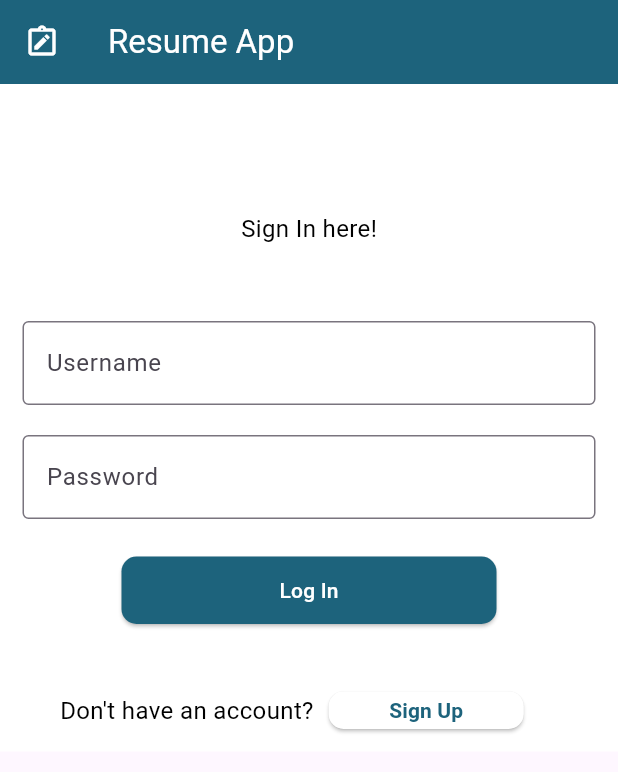
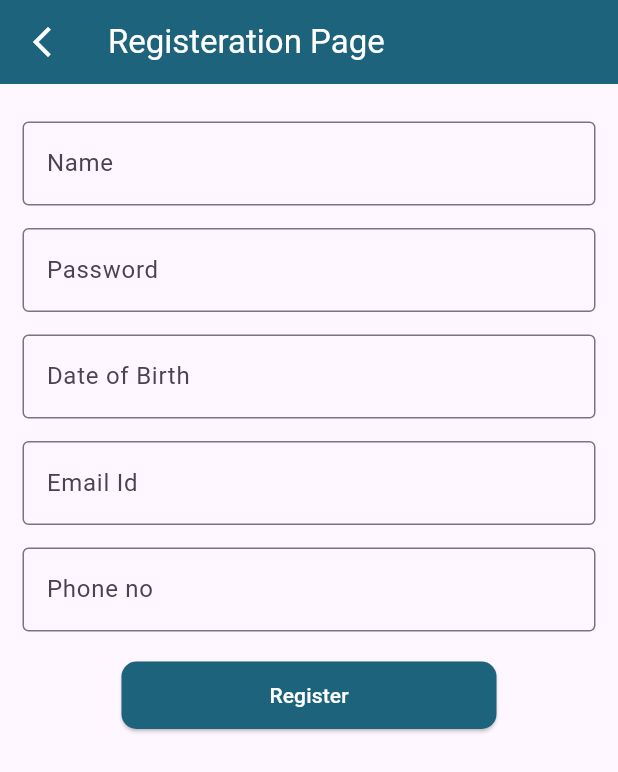
Before and after one commit to suhaila273/resume_app_frontend, a Flutter app: the screen it shows after launch, after a tap on "Sign Up", on a phone screen of 412 x 824 dp. Shown: the top 772 px of the screen. Run offline on Flutter 3.47's test engine with Material 3 defaults, Android fonts, the phone set to English and light mode, and no system bars.

Commit message:
register successful

```diff
--- a/lib/Pages/login_page.dart
+++ b/lib/Pages/login_page.dart
@@ -1,4 +1,5 @@
 import 'package:flutter/material.dart';
+import 'package:resume_app/Pages/register_page.dart';
 import 'package:resume_app/Services/userService.dart';
 
 class LoginPage extends StatefulWidget {
@@ -104,7 +105,7 @@ class _LoginPageState extends State<LoginPage> {
                             )
                         ),
                         onPressed: (){
-                         // Navigator.push(context, MaterialPageRoute(builder: (context)=>));
+                          Navigator.push(context, MaterialPageRoute(builder: (context)=>RegisterPage()));
                         }, child:Text("Sign Up",style: TextStyle(fontWeight: FontWeight.bold),)),
                   ),
                 ],
--- /dev/null
+++ b/lib/Pages/register_page.dart
@@ -0,0 +1,118 @@
+import 'package:flutter/material.dart';
+import 'package:resume_app/Services/userService.dart';
+
+class RegisterPage extends StatefulWidget {
+  const RegisterPage({super.key});
+
+  @override
+  State<RegisterPage> createState() => _RegisterPageState();
+}
+
+class _RegisterPageState extends State<RegisterPage> {
+  TextEditingController name1= new TextEditingController();
+  TextEditingController password1= new TextEditingController();
+  TextEditingController dob1= new TextEditingController();
+  TextEditingController email1= new TextEditingController();
+  TextEditingController phone1= new TextEditingController();
+
+  void SendValuesToApiRegister() async {
+
+    final response = await UserApiService().sendData(
+        name1.text,
+        password1.text,
+        dob1.text,
+        email1.text,
+        phone1.text);
+    if(response["status"]=="success")
+    {
+      print("successfully registerd");
+    }
+    else
+    {
+      print("Error");
+    }
+
+  }
+  @override
+  Widget build(BuildContext context) {
+    return MaterialApp(
+      home: Scaffold(
+        appBar: AppBar(
+          leading: IconButton(onPressed: (){Navigator.pop(context);},
+              icon: Icon(Icons.arrow_back_ios_new,color: Colors.white,)),
+          title: Text("Registeration Page",style: TextStyle(color: Colors.white),),
+          backgroundColor: Color(0xFF1D637C),
+        ),
+        body: SingleChildScrollView(
+          child: Container(
+            padding: EdgeInsets.all(15),
+            width: double.infinity,
+            child: Column(
+              children: [
+                SizedBox(height: 10,),
+                TextField(
+                  controller: name1,
+                  decoration: InputDecoration(
+                      labelText: "Name",
+                      hintText: "Enter your name",
+                      border: OutlineInputBorder()
+                  ),
+                ),
+                SizedBox(height: 15,),
+                TextField(
+                  controller: password1,
+                  decoration: InputDecoration(
+                      labelText: "Password",
+                      hintText: "Enter password",
+                      border: OutlineInputBorder()
+                  ),
+                ),
+                SizedBox(height: 15,),
+                TextField(
+                  controller: dob1,
+                  decoration: InputDecoration(
+                      labelText: "Date of Birth",
+                      hintText: "Enter your dob",
+                      border: OutlineInputBorder()
+                  ),
+                ),
+                SizedBox(height: 15,),
+                TextField(
+                  controller: email1,
+                  decoration: InputDecoration(
+                      labelText: "Email Id",
+                      hintText: "Enter your email id",
+                      border: OutlineInputBorder()
+                  ),
+                ),
+                SizedBox(height: 15,),
+                TextField(
+                  controller: phone1,
+                  decoration: InputDecoration(
+                      labelText: "Phone no",
+                      hintText: "Enter phone no",
+                      border: OutlineInputBorder()
+                  ),
+                ),
+                SizedBox(height: 20,),
+                SizedBox(
+                    height: 45,
+                    width: 250,
+                    child: ElevatedButton(
+                        style: ElevatedButton.styleFrom(
+                            backgroundColor: Color(0xFF1D637C),
+                            foregroundColor: Colors.white,
+                            shape: RoundedRectangleBorder(
+                                borderRadius: BorderRadius.circular(10)
+                            )
+                        ),
+                        onPressed: SendValuesToApiRegister, child: Text("Register"))),
+              ],
+            ),
+          ),
+        ),
+
+      ),
+    );
+  }
+}
--- a/lib/Services/userService.dart
+++ b/lib/Services/userService.dart
@@ -23,5 +23,31 @@ class UserApiService {
       throw Exception("failed to login");
     }
   }
+  Future<dynamic> sendData(String username,String password, String dob,
+      String email,String phone) async
+  {
+    var client = http.Client();
+    var apiUrl = Uri.parse("http://localhost:3001/api/register/adduser");
+
+    var response = await client.post(apiUrl,
+        headers: <String, String>{
+          "Content-Type": "application/json; charset=UTF-8"
+        },
+        body: jsonEncode(<String, String>{
+          "username": username,
+          "password": password,
+          "dob": dob,
+          "email": email,
+          "phone": phone,
+        })
+    );
+    if (response.statusCode == 200) {
+      return json.decode(response.body);
+    }
+    else {
+      throw Exception("failed to register");
+    }
+  }
+
 
 }
```
